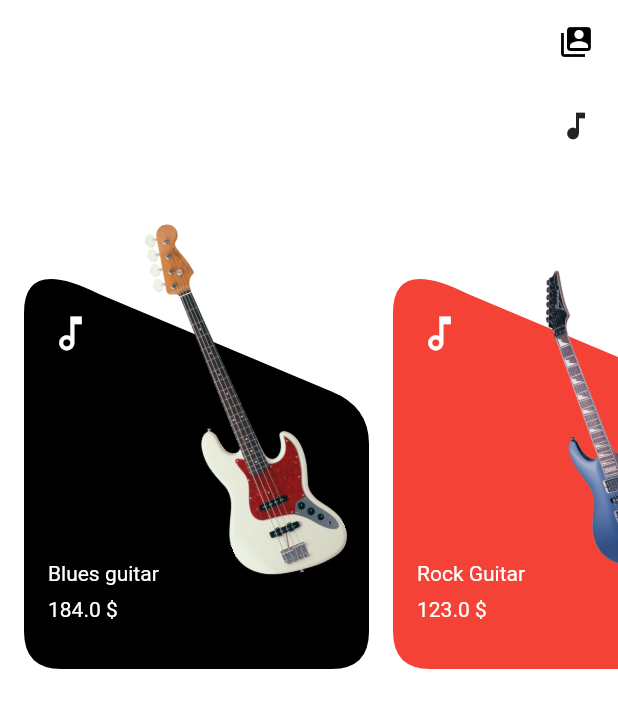
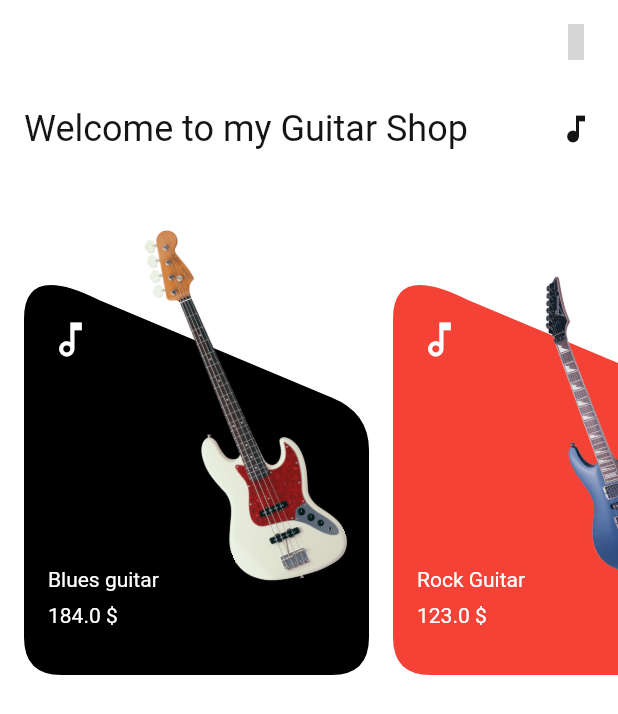
Before and after one commit to Sal7one/Guitar-Experimental-App-Flutter, a Flutter app: the screen it shows after launch, on a phone screen of 412 x 824 dp. Shown: the top 714 px of the screen. Run offline on Flutter 3.47's test engine with Material 2 defaults, Android fonts, the phone set to English and light mode, and no system bars; our stand-ins replace fluttericon, shared_preferences; grey boxes are pictures that could not be loaded.

Commit message:
Title theme

```diff
--- a/lib/app.dart
+++ b/lib/app.dart
@@ -30,8 +30,8 @@ class MaterialAppWithPreferences extends StatelessWidget {
 
     return MaterialApp(
       debugShowCheckedModeBanner: false,
-      theme: CustomAppTheme.lightTheme.copyWith(textTheme: CustomAppTheme.globalTextTheme),
-      darkTheme: CustomAppTheme.darkTheme.copyWith(textTheme: CustomAppTheme.globalTextTheme),
+      theme: CustomAppTheme.lightTheme,
+      darkTheme: CustomAppTheme.darkTheme,
       themeMode: themeState.theme,
       home: const StorePage(),
     );
--- a/lib/pages/StorePage.dart
+++ b/lib/pages/StorePage.dart
@@ -1,8 +1,8 @@
 import 'package:flutter/material.dart';
+import 'package:fluttericon/typicons_icons.dart';
 import 'package:guitar_shop_practice/constants.dart';
 import 'package:guitar_shop_practice/resources/theme/ThemeState.dart';
 import 'package:provider/provider.dart';
-import 'dart:math' as math;
 import 'GuitarBackground.dart';
 import 'ShowRoom.dart';
 import '../models/Guitar.dart';
@@ -16,20 +16,20 @@ class StorePage extends StatefulWidget {
 
 class _StorePageState extends State<StorePage> {
   List<Guitar> guitarList = Guitar.list;
-  double angleOfHamMenu = 0;
-
-  var iconColor = Colors.black;
+  late var themeProvider;
 
   changeTheme() async {
-    var provider = Provider.of<ThemeState>(context, listen: false);
+    themeProvider = Provider.of<ThemeState>(context, listen: false);
     String value = "";
-    provider.userTheme == Constants.themePreferenceDark
+    isDark()
         ? value = Constants.themePreferenceLight
         : value = Constants.themePreferenceDark;
-    provider.userTheme == Constants.themePreferenceDark
-        ? iconColor = Colors.black
-        : iconColor = Colors.white;
     Provider.of<ThemeState>(context, listen: false).userTheme = value;
+  }
+
+  @override
+  void initState() {
+    themeProvider = Provider.of<ThemeState>(context, listen: false);
   }
 
   @override
@@ -42,16 +42,13 @@ class _StorePageState extends State<StorePage> {
             onTap: () => {
               setState(() {
                 changeTheme();
-                angleOfHamMenu == 0
-                    ? angleOfHamMenu = math.pi / 2
-                    : angleOfHamMenu = 0;
               })
             }, // TODO
             child: Padding(
               padding: const EdgeInsets.all(16),
               child: Icon(
-                Icons.switch_account,
-                color: iconColor,
+                isDark() ? Typicons.contrast : Typicons.sun,
+                color: Theme.of(context).iconTheme.color,
               ),
             ),
           ),
@@ -62,11 +59,12 @@ class _StorePageState extends State<StorePage> {
               padding: const EdgeInsets.all(16),
               child: Row(
                 mainAxisAlignment: MainAxisAlignment.spaceBetween,
-                children: const [
+                children:  [
                   Text(
                     Constants.storePageTitle,
+                    style: Theme.of(context).textTheme.headline5,
                   ),
-                  Icon(Icons.music_note_sharp)
+                  const Icon(Icons.music_note_sharp)
                 ],
               ),
             ),
@@ -127,4 +125,6 @@ class _StorePageState extends State<StorePage> {
       ),
     );
   }
+
+  isDark() => themeProvider.userTheme == Constants.themePreferenceDark;
 }
--- a/lib/resources/theme/CustomAppTheme.dart
+++ b/lib/resources/theme/CustomAppTheme.dart
@@ -3,13 +3,20 @@ import 'package:flutter/services.dart';
 import 'package:guitar_shop_practice/resources/colors/Colors.dart';
 
 class CustomAppTheme with ChangeNotifier {
-
   static ThemeData get lightTheme {
     return ThemeData(
       primaryColor: LightColors.primary,
       scaffoldBackgroundColor: LightColors.scaffold,
-      appBarTheme: lightAppBarTheme(), // Custom
+      appBarTheme: lightAppBarTheme(),
+      // Custom
       fontFamily: 'Roboto',
+      iconTheme: const IconThemeData(color: LightColors.black),
+      textTheme: const TextTheme(
+        headline1: TextStyle(color: LightColors.black),
+        headline5: TextStyle(color: LightColors.black),
+        bodyText1: TextStyle(color: Colors.white),
+        bodyText2: TextStyle(color: Colors.white),
+      ),
     );
   }
 
@@ -18,6 +25,13 @@ class CustomAppTheme with ChangeNotifier {
       primaryColor: DarkColors.primary,
       scaffoldBackgroundColor: DarkColors.scaffold,
       appBarTheme: darkAppBarTheme(),
+      iconTheme: const IconThemeData(color: DarkColors.white),
+      textTheme: const TextTheme(
+        headline1: TextStyle(color: DarkColors.white),
+        headline5: TextStyle(color: DarkColors.white),
+        bodyText1: TextStyle(color: Colors.white),
+        bodyText2: TextStyle(color: Colors.white),
+      ),
     ); // Custom
   }
 
@@ -34,12 +48,4 @@ class CustomAppTheme with ChangeNotifier {
         backgroundColor: DarkColors.appBarBackground,
         foregroundColor: DarkColors.appBarContent);
   }
-
-  static TextTheme get globalTextTheme {
-    return const TextTheme(bodyText1: TextStyle(), bodyText2: TextStyle())
-        .apply(
-        displayColor: Colors.white,
-        bodyColor: Colors.white // Global App Text Style
-    );
-  }
 }
--- a/lib/resources/theme/ThemeState.dart
+++ b/lib/resources/theme/ThemeState.dart
@@ -4,7 +4,8 @@ import 'package:guitar_shop_practice/resources/colors/Colors.dart';
 import '../../constants.dart';
 
 class ThemeState with ChangeNotifier {
-  String _userTheme = DataStore.getString(Constants.themePreferenceKey, Constants.themePreferenceLight);
+  String _userTheme = DataStore.getString(
+      Constants.themePreferenceKey, Constants.themePreferenceLight);
 
   String get userTheme => _userTheme;
 
--- a/pubspec.yaml
+++ b/pubspec.yaml
@@ -36,6 +36,7 @@ dependencies:
   cupertino_icons: ^1.0.2
   shared_preferences: ^2.0.13
   provider: ^6.0.2
+  fluttericon: ^2.0.0
 
 dev_dependencies:
   flutter_test:
```
Also changed, not shown: pubspec.lock.
